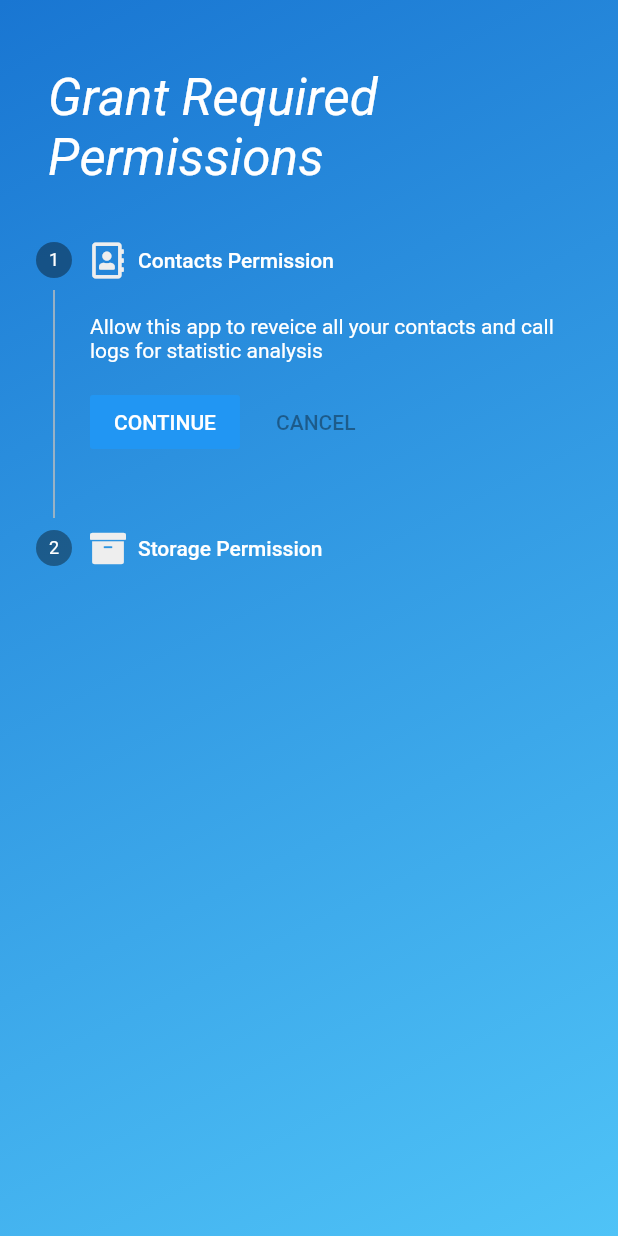
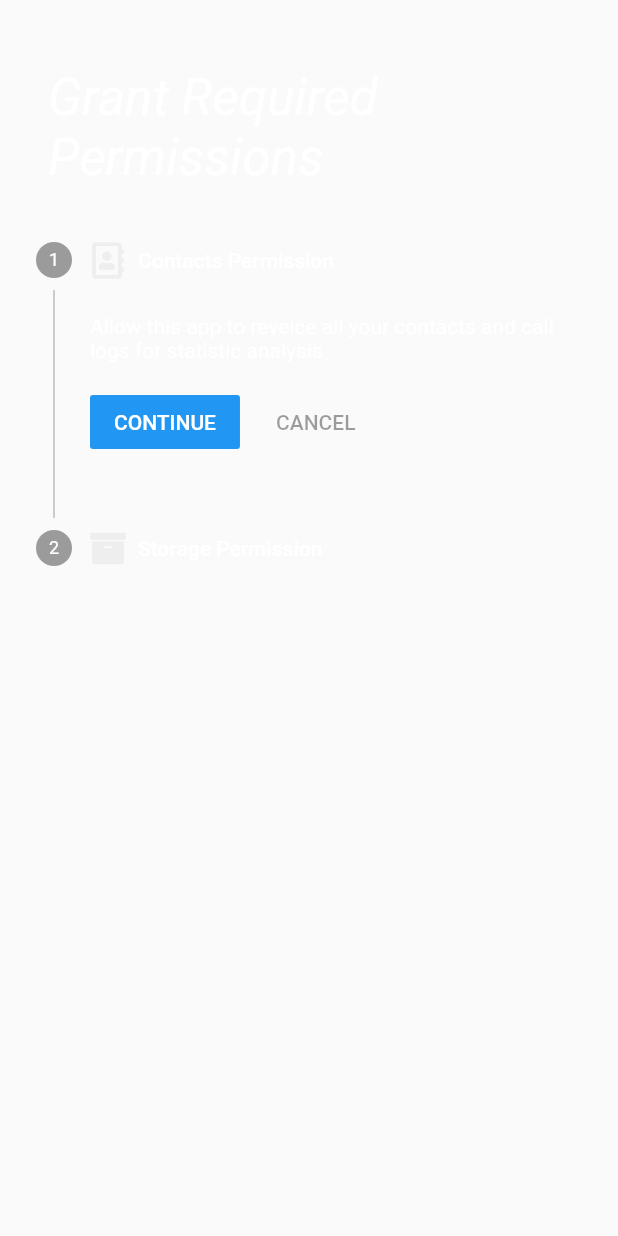
Before and after one commit to tomporat247/call-analyzer, a Flutter app: the PermissionRequest widget shown alone on an empty page, opened directly with empty values, on a phone screen of 412 x 824 dp. Run offline on Flutter 3.47's test engine with Material 2 defaults, Android fonts, the phone set to English and light mode, and no system bars; our stand-ins replace font_awesome_flutter, get_it, permission_handler.

Commit message:
move background color to app

```diff
--- a/lib/permissions/pages/permission_request.dart
+++ b/lib/permissions/pages/permission_request.dart
@@ -17,10 +17,6 @@ class PermissionRequest extends StatefulWidget {
 }
 
 class _PermissionRequestState extends State<PermissionRequest> {
-  final List<Color> backgroundColors = [
-    Colors.blue[700],
-    Colors.lightBlue[300]
-  ];
   PermissionService _permissionService;
   List<PermissionDetails> _permissions;
   int _currentStep;
@@ -37,16 +33,7 @@ class _PermissionRequestState extends State<PermissionRequest> {
 
   @override
   Widget build(BuildContext context) {
-    return new Material(
-      child: new Container(
-        decoration: new BoxDecoration(
-          gradient: LinearGradient(
-            begin: Alignment.topLeft,
-            end: Alignment.bottomRight,
-            colors: backgroundColors,
-          ),
-        ),
-        child: new Column(
+    return new Column(
       mainAxisAlignment: MainAxisAlignment.start,
       children: <Widget>[
         Expanded(
@@ -73,8 +60,6 @@ class _PermissionRequestState extends State<PermissionRequest> {
           ),
         ),
       ],
-        ),
-      ),
     );
   }
 
```
Also changed, not shown: lib/main.dart (+15 -1 lines). Lines whose indentation alone changed are shown as unchanged.
